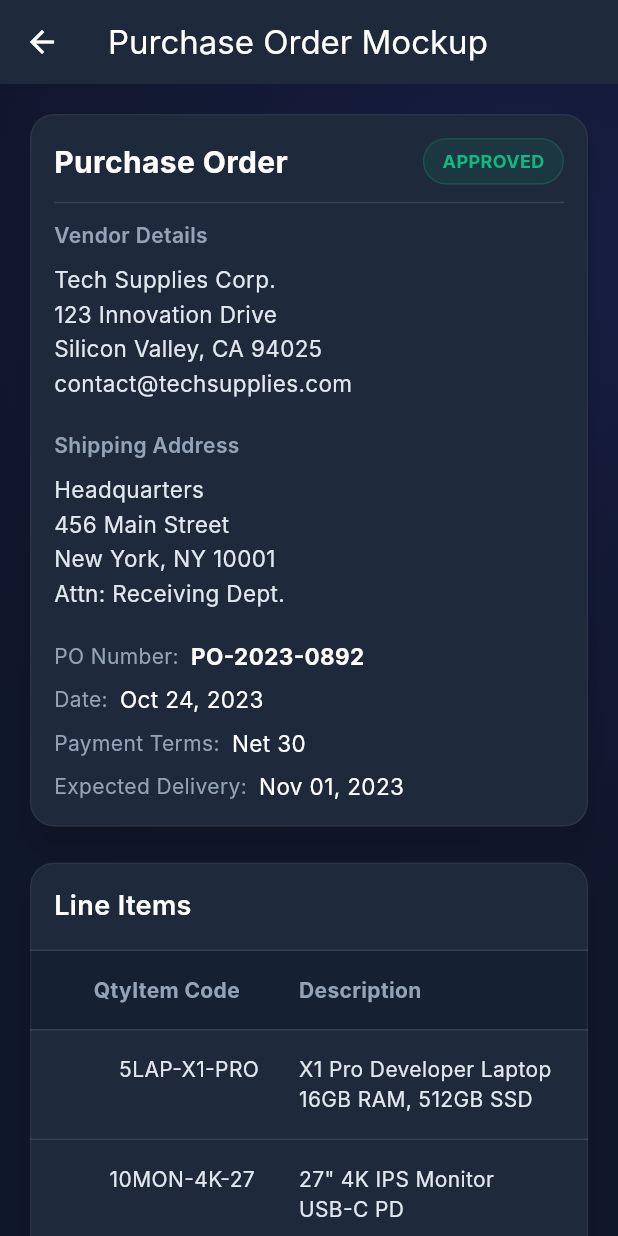
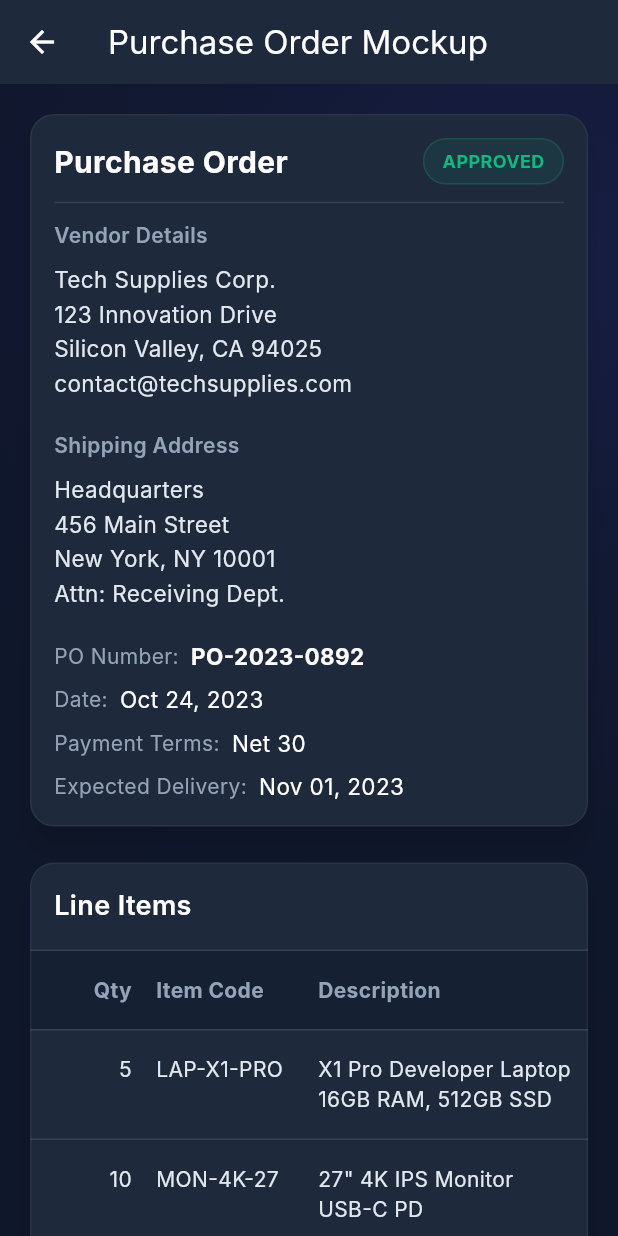
Before and after one commit to eruibal/Projects, a Flutter app: the PurchaseOrderScreen screen opened directly, on a phone screen of 412 x 824 dp. Run offline on Flutter 3.47's test engine with Material 3 defaults, Android fonts, the phone set to English and light mode, and no system bars; Roboto replaces fonts that are missing (Inter).

Commit message:
refactor: add spacing between columns for improved readability in Purchase Order screen

```diff
--- a/Flutter-data-entry/flutter_form_app/lib/po_mockup.dart
+++ b/Flutter-data-entry/flutter_form_app/lib/po_mockup.dart
@@ -254,6 +254,7 @@ class PurchaseOrderScreen extends StatelessWidget {
                               width: 52,
                               child: Text('Qty', textAlign: TextAlign.right, style: TextStyle(fontWeight: FontWeight.bold, color: Color(0xFF94A3B8))),
                             ),
+                            SizedBox(width: 16),
                             Expanded(flex: 2, child: Text('Item Code', style: TextStyle(fontWeight: FontWeight.bold, color: Color(0xFF94A3B8)))),
                             Expanded(flex: 4, child: Text('Description', style: TextStyle(fontWeight: FontWeight.bold, color: Color(0xFF94A3B8)))),
                             Expanded(flex: 2, child: Text('Unit Price', textAlign: TextAlign.right, style: TextStyle(fontWeight: FontWeight.bold, color: Color(0xFF94A3B8)))),
@@ -274,6 +275,7 @@ class PurchaseOrderScreen extends StatelessWidget {
                                     width: 52,
                                     child: Text(item['qty']!, textAlign: TextAlign.right, style: const TextStyle(color: Color(0xFFE2E8F0))),
                                   ),
+                                  const SizedBox(width: 16),
                                   Expanded(flex: 2, child: Text(item['code']!, style: const TextStyle(color: Color(0xFFE2E8F0)))),
                                   Expanded(flex: 4, child: Text(item['desc']!, style: const TextStyle(color: Color(0xFFE2E8F0)))),
                                   Expanded(flex: 2, child: Text(item['price']!, textAlign: TextAlign.right, style: const TextStyle(color: Color(0xFFE2E8F0)))),
```
